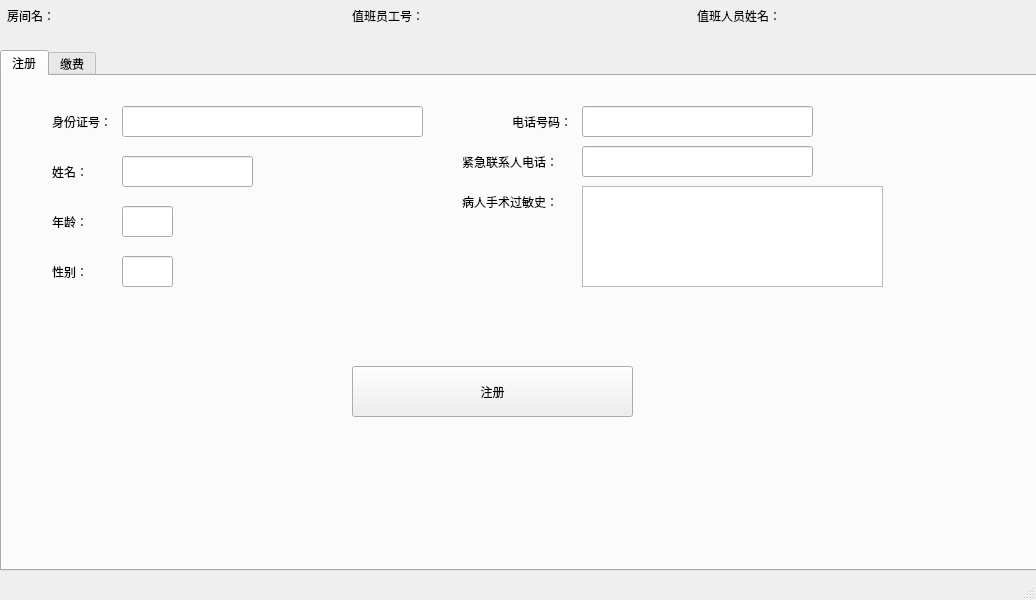
Above: registerwindow.ui from zhbean/Hospital_MIS before the change. Below: the same form after it.
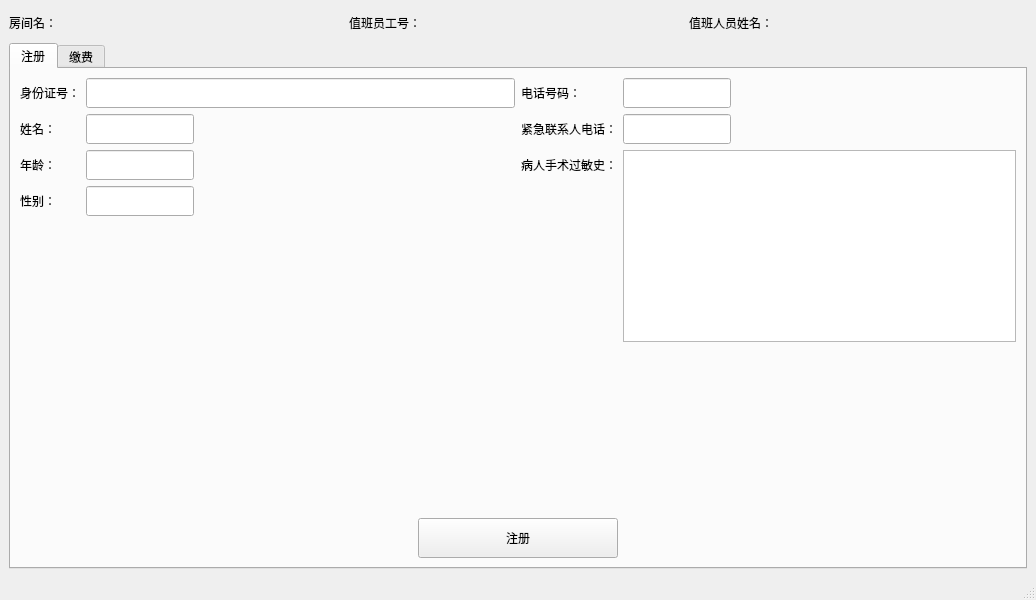
That is the form after the change. The open tabs and pages were chosen to show the change. Icons and pictures are not drawn.

```diff
--- a/registerwindow.ui
+++ b/registerwindow.ui
@@ -14,281 +14,802 @@
    <string>MainWindow</string>
   </property>
   <widget class="QWidget" name="centralwidget">
-   <widget class="QLabel" name="label_6">
-    <property name="geometry">
-     <rect>
-      <x>352</x>
-      <y>0</y>
-      <width>90</width>
-      <height>31</height>
-     </rect>
-    </property>
-    <property name="text">
-     <string>值班员工号：</string>
-    </property>
-   </widget>
-   <widget class="QLabel" name="label_8">
-    <property name="geometry">
-     <rect>
-      <x>697</x>
-      <y>0</y>
-      <width>105</width>
-      <height>31</height>
-     </rect>
-    </property>
-    <property name="text">
-     <string>值班人员姓名：</string>
-    </property>
-   </widget>
-   <widget class="QLabel" name="RoomNameLabel">
-    <property name="geometry">
-     <rect>
-      <x>65</x>
-      <y>0</y>
-      <width>281</width>
-      <height>31</height>
-     </rect>
-    </property>
-    <property name="text">
-     <string/>
-    </property>
-   </widget>
-   <widget class="QLabel" name="StaffNameLabel">
-    <property name="geometry">
-     <rect>
-      <x>805</x>
-      <y>0</y>
-      <width>231</width>
-      <height>31</height>
-     </rect>
-    </property>
-    <property name="text">
-     <string/>
-    </property>
-   </widget>
-   <widget class="QLabel" name="label_2">
-    <property name="geometry">
-     <rect>
-      <x>7</x>
-      <y>0</y>
-      <width>60</width>
-      <height>31</height>
-     </rect>
-    </property>
-    <property name="text">
-     <string>房间名：</string>
-    </property>
-   </widget>
-   <widget class="QLabel" name="StaffIdLabel">
-    <property name="geometry">
-     <rect>
-      <x>440</x>
-      <y>0</y>
-      <width>251</width>
-      <height>31</height>
-     </rect>
-    </property>
-    <property name="text">
-     <string/>
-    </property>
-   </widget>
-   <widget class="QTabWidget" name="tabWidget">
-    <property name="geometry">
-     <rect>
-      <x>0</x>
-      <y>50</y>
-      <width>1041</width>
-      <height>521</height>
-     </rect>
-    </property>
-    <property name="currentIndex">
-     <number>0</number>
-    </property>
-    <widget class="QWidget" name="registerTab">
-     <attribute name="title">
-      <string>注册</string>
-     </attribute>
-     <widget class="QLabel" name="label_5">
-      <property name="geometry">
-       <rect>
-        <x>50</x>
-        <y>180</y>
-        <width>71</width>
-        <height>31</height>
-       </rect>
+   <layout class="QGridLayout" name="gridLayout">
+    <item row="0" column="5">
+     <spacer name="horizontalSpacer_2">
+      <property name="orientation">
+       <enum>Qt::Horizontal</enum>
       </property>
-      <property name="text">
-       <string>性别：</string>
+      <property name="sizeHint" stdset="0">
+       <size>
+        <width>112</width>
+        <height>28</height>
+       </size>
       </property>
-     </widget>
-     <widget class="QLineEdit" name="NameLineEdit">
-      <property name="geometry">
-       <rect>
-        <x>120</x>
-        <y>80</y>
-        <width>131</width>
-        <height>31</height>
-       </rect>
+     </spacer>
+    </item>
+    <item row="0" column="1">
+     <widget class="QLabel" name="RoomNameLabel">
+      <property name="minimumSize">
+       <size>
+        <width>120</width>
+        <height>0</height>
+       </size>
       </property>
-     </widget>
-     <widget class="QLineEdit" name="patientContactLineEdit">
-      <property name="geometry">
-       <rect>
-        <x>580</x>
-        <y>30</y>
-        <width>231</width>
-        <height>31</height>
-       </rect>
+      <property name="maximumSize">
+       <size>
+        <width>16777215</width>
+        <height>16777215</height>
+       </size>
       </property>
-     </widget>
-     <widget class="QLineEdit" name="emergencyContactLineEdit">
-      <property name="geometry">
-       <rect>
-        <x>580</x>
-        <y>70</y>
-        <width>231</width>
-        <height>31</height>
-       </rect>
-      </property>
-     </widget>
-     <widget class="QLabel" name="label">
-      <property name="geometry">
-       <rect>
-        <x>50</x>
-        <y>30</y>
-        <width>71</width>
-        <height>31</height>
-       </rect>
-      </property>
       <property name="text">
-       <string>身份证号：</string>
+       <string/>
       </property>
      </widget>
-     <widget class="QLabel" name="label_3">
-      <property name="geometry">
-       <rect>
-        <x>50</x>
-        <y>80</y>
-        <width>71</width>
-        <height>31</height>
-       </rect>
+    </item>
+    <item row="0" column="3">
+     <widget class="QLabel" name="label_6">
+      <property name="minimumSize">
+       <size>
+        <width>90</width>
+        <height>0</height>
+       </size>
       </property>
+      <property name="maximumSize">
+       <size>
+        <width>90</width>
+        <height>16777215</height>
+       </size>
+      </property>
       <property name="text">
-       <string>姓名：</string>
+       <string>值班员工号：</string>
       </property>
      </widget>
-     <widget class="QLineEdit" name="SexLineEdit">
-      <property name="geometry">
-       <rect>
-        <x>120</x>
-        <y>180</y>
-        <width>51</width>
-        <height>31</height>
-       </rect>
+    </item>
+    <item row="1" column="0" colspan="9">
+     <widget class="QTabWidget" name="tabWidget">
+      <property name="currentIndex">
+       <number>1</number>
       </property>
+      <widget class="QWidget" name="registerTab">
+       <attribute name="title">
+        <string>注册</string>
+       </attribute>
+       <layout class="QVBoxLayout" name="verticalLayout_8">
+        <item>
+         <layout class="QVBoxLayout" name="verticalLayout_7">
+          <item>
+           <layout class="QHBoxLayout" name="horizontalLayout_9">
+            <item>
+             <layout class="QHBoxLayout" name="horizontalLayout_6">
+              <item>
+               <layout class="QVBoxLayout" name="verticalLayout_3">
+                <item>
+                 <widget class="QLabel" name="label">
+                  <property name="minimumSize">
+                   <size>
+                    <width>0</width>
+                    <height>30</height>
+                   </size>
+                  </property>
+                  <property name="text">
+                   <string>身份证号：</string>
+                  </property>
+                 </widget>
+                </item>
+                <item>
+                 <widget class="QLabel" name="label_3">
+                  <property name="minimumSize">
+                   <size>
+                    <width>0</width>
+                    <height>30</height>
+                   </size>
+                  </property>
+                  <property name="text">
+                   <string>姓名：</string>
+                  </property>
+                 </widget>
+                </item>
+                <item>
+                 <widget class="QLabel" name="label_4">
+                  <property name="minimumSize">
+                   <size>
+                    <width>0</width>
+                    <height>30</height>
+                   </size>
+                  </property>
+                  <property name="text">
+                   <string>年龄：</string>
+                  </property>
+                 </widget>
+                </item>
+                <item>
+                 <widget class="QLabel" name="label_5">
+                  <property name="minimumSize">
+                   <size>
+                    <width>0</width>
+                    <height>30</height>
+                   </size>
+                  </property>
+                  <property name="text">
+                   <string>性别：</string>
+                  </property>
+                 </widget>
+                </item>
+                <item>
+                 <spacer name="verticalSpacer_4">
+                  <property name="orientation">
+                   <enum>Qt::Vertical</enum>
+                  </property>
+                  <property name="sizeHint" stdset="0">
+                   <size>
+                    <width>20</width>
+                    <height>40</height>
+                   </size>
+                  </property>
+                 </spacer>
+                </item>
+               </layout>
+              </item>
+              <item>
+               <layout class="QVBoxLayout" name="verticalLayout_4">
+                <item>
+                 <widget class="QLineEdit" name="IDLineEdit">
+                  <property name="sizePolicy">
+                   <sizepolicy hsizetype="Expanding" vsizetype="Fixed">
+                    <horstretch>0</horstretch>
+                    <verstretch>0</verstretch>
+                   </sizepolicy>
+                  </property>
+                  <property name="minimumSize">
+                   <size>
+                    <width>0</width>
+                    <height>30</height>
+                   </size>
+                  </property>
+                 </widget>
+                </item>
+                <item>
+                 <widget class="QLineEdit" name="NameLineEdit">
+                  <property name="sizePolicy">
+                   <sizepolicy hsizetype="Fixed" vsizetype="Fixed">
+                    <horstretch>0</horstretch>
+                    <verstretch>0</verstretch>
+                   </sizepolicy>
+                  </property>
+                  <property name="minimumSize">
+                   <size>
+                    <width>100</width>
+                    <height>30</height>
+                   </size>
+                  </property>
+                 </widget>
+                </item>
+                <item>
+                 <widget class="QLineEdit" name="AgeLineEdit">
+                  <property name="sizePolicy">
+                   <sizepolicy hsizetype="Maximum" vsizetype="Fixed">
+                    <horstretch>0</horstretch>
+                    <verstretch>0</verstretch>
+                   </sizepolicy>
+                  </property>
+                  <property name="minimumSize">
+                   <size>
+                    <width>60</width>
+                    <height>30</height>
+                   </size>
+                  </property>
+                 </widget>
+                </item>
+                <item>
+                 <widget class="QLineEdit" name="SexLineEdit">
+                  <property name="sizePolicy">
+                   <sizepolicy hsizetype="Maximum" vsizetype="Fixed">
+                    <horstretch>0</horstretch>
+                    <verstretch>0</verstretch>
+                   </sizepolicy>
+                  </property>
+                  <property name="minimumSize">
+                   <size>
+                    <width>60</width>
+                    <height>30</height>
+                   </size>
+                  </property>
+                 </widget>
+                </item>
+                <item>
+                 <spacer name="verticalSpacer_5">
+                  <property name="orientation">
+                   <enum>Qt::Vertical</enum>
+                  </property>
+                  <property name="sizeHint" stdset="0">
+                   <size>
+                    <width>20</width>
+                    <height>40</height>
+                   </size>
+                  </property>
+                 </spacer>
+                </item>
+               </layout>
+              </item>
+             </layout>
+            </item>
+            <item>
+             <layout class="QHBoxLayout" name="horizontalLayout_7">
+              <item>
+               <layout class="QVBoxLayout" name="verticalLayout_5">
+                <item>
+                 <widget class="QLabel" name="label_12">
+                  <property name="minimumSize">
+                   <size>
+                    <width>0</width>
+                    <height>30</height>
+                   </size>
+                  </property>
+                  <property name="text">
+                   <string>电话号码：</string>
+                  </property>
+                 </widget>
+                </item>
+                <item>
+                 <widget class="QLabel" name="label_13">
+                  <property name="minimumSize">
+                   <size>
+                    <width>0</width>
+                    <height>30</height>
+                   </size>
+                  </property>
+                  <property name="text">
+                   <string>紧急联系人电话：</string>
+                  </property>
+                 </widget>
+                </item>
+                <item>
+                 <widget class="QLabel" name="label_14">
+                  <property name="minimumSize">
+                   <size>
+                    <width>0</width>
+                    <height>30</height>
+                   </size>
+                  </property>
+                  <property name="text">
+                   <string>病人手术过敏史：</string>
+                  </property>
+                 </widget>
+                </item>
+                <item>
+                 <spacer name="verticalSpacer_3">
+                  <property name="orientation">
+                   <enum>Qt::Vertical</enum>
+                  </property>
+                  <property name="sizeHint" stdset="0">
+                   <size>
+                    <width>20</width>
+                    <height>40</height>
+                   </size>
+                  </property>
+                 </spacer>
+                </item>
+               </layout>
+              </item>
+              <item>
+               <layout class="QVBoxLayout" name="verticalLayout_6">
+                <item>
+                 <widget class="QLineEdit" name="patientContactLineEdit">
+                  <property name="sizePolicy">
+                   <sizepolicy hsizetype="Maximum" vsizetype="Fixed">
+                    <horstretch>0</horstretch>
+                    <verstretch>0</verstretch>
+                   </sizepolicy>
+                  </property>
+                  <property name="minimumSize">
+                   <size>
+                    <width>0</width>
+                    <height>30</height>
+                   </size>
+                  </property>
+                 </widget>
+                </item>
+                <item>
+                 <widget class="QLineEdit" name="emergencyContactLineEdit">
+                  <property name="sizePolicy">
+                   <sizepolicy hsizetype="Maximum" vsizetype="Fixed">
+                    <horstretch>0</horstretch>
+                    <verstretch>0</verstretch>
+                   </sizepolicy>
+                  </property>
+                  <property name="minimumSize">
+                   <size>
+                    <width>0</width>
+                    <height>30</height>
+                   </size>
+                  </property>
+                 </widget>
+                </item>
+                <item>
+                 <widget class="QPlainTextEdit" name="plainTextEdit">
+                  <property name="sizePolicy">
+                   <sizepolicy hsizetype="Expanding" vsizetype="Maximum">
+                    <horstretch>0</horstretch>
+                    <verstretch>0</verstretch>
+                   </sizepolicy>
+                  </property>
+                  <property name="minimumSize">
+                   <size>
+                    <width>0</width>
+                    <height>100</height>
+                   </size>
+                  </property>
+                 </widget>
+                </item>
+                <item>
+                 <spacer name="verticalSpacer_6">
+                  <property name="orientation">
+                   <enum>Qt::Vertical</enum>
+                  </property>
+                  <property name="sizeHint" stdset="0">
+                   <size>
+                    <width>20</width>
+                    <height>40</height>
+                   </size>
+                  </property>
+                 </spacer>
+                </item>
+               </layout>
+              </item>
+             </layout>
+            </item>
+           </layout>
+          </item>
+          <item>
+           <layout class="QHBoxLayout" name="horizontalLayout_8">
+            <item>
+             <widget class="QPushButton" name="registerPushButton">
+              <property name="sizePolicy">
+               <sizepolicy hsizetype="Maximum" vsizetype="Maximum">
+                <horstretch>0</horstretch>
+                <verstretch>0</verstretch>
+               </sizepolicy>
+              </property>
+              <property name="minimumSize">
+               <size>
+                <width>200</width>
+                <height>40</height>
+               </size>
+              </property>
+              <property name="text">
+               <string>注册</string>
+              </property>
+             </widget>
+            </item>
+           </layout>
+          </item>
+         </layout>
+        </item>
+       </layout>
+      </widget>
+      <widget class="QWidget" name="payTab">
+       <attribute name="title">
+        <string>缴费</string>
+       </attribute>
+       <layout class="QGridLayout" name="gridLayout_2">
+        <item row="0" column="0">
+         <layout class="QHBoxLayout" name="horizontalLayout_4" stretch="4,0">
+          <item>
+           <layout class="QVBoxLayout" name="verticalLayout">
+            <property name="spacing">
+             <number>20</number>
+            </property>
+            <item>
+             <widget class="QSplitter" name="splitter">
+              <property name="orientation">
+               <enum>Qt::Horizontal</enum>
+              </property>
+              <widget class="QLabel" name="label_15">
+               <property name="sizePolicy">
+                <sizepolicy hsizetype="Minimum" vsizetype="Preferred">
+                 <horstretch>0</horstretch>
+                 <verstretch>0</verstretch>
+                </sizepolicy>
+               </property>
+               <property name="minimumSize">
+                <size>
+                 <width>80</width>
+                 <height>45</height>
+                </size>
+               </property>
+               <property name="maximumSize">
+                <size>
+                 <width>100</width>
+                 <height>16777215</height>
+                </size>
+               </property>
+               <property name="text">
+                <string>处方单号：</string>
+               </property>
+              </widget>
+              <widget class="QLineEdit" name="pspIdLineEdit">
+               <property name="sizePolicy">
+                <sizepolicy hsizetype="Expanding" vsizetype="Fixed">
+                 <horstretch>0</horstretch>
+                 <verstretch>0</verstretch>
+                </sizepolicy>
+               </property>
+               <property name="minimumSize">
+                <size>
+                 <width>209</width>
+                 <height>45</height>
+                </size>
+               </property>
+               <property name="text">
+                <string/>
+               </property>
+              </widget>
+              <widget class="QPushButton" name="searchPushButton">
+               <property name="text">
+                <string/>
+               </property>
+               <property name="icon">
+                <iconset resource="picture.qrc">
+                 <normaloff>:/picture/magnifier.png</normaloff>:/picture/magnifier.png</iconset>
+               </property>
+               <property name="iconSize">
+                <size>
+                 <width>20</width>
+                 <height>20</height>
+                </size>
+               </property>
+              </widget>
+             </widget>
+            </item>
+            <item>
+             <widget class="QTableWidget" name="tableWidget">
+              <column>
+               <property name="text">
+                <string>药品名称</string>
+               </property>
+              </column>
+              <column>
+               <property name="text">
+                <string>药品数量</string>
+               </property>
+              </column>
+              <column>
+               <property name="text">
+                <string>药品价格(单价*数量)</string>
+               </property>
+              </column>
+             </widget>
+            </item>
+           </layout>
+          </item>
+          <item>
+           <layout class="QVBoxLayout" name="verticalLayout_2">
+            <property name="spacing">
+             <number>10</number>
+            </property>
+            <item>
+             <spacer name="verticalSpacer_2">
+              <property name="orientation">
+               <enum>Qt::Vertical</enum>
+              </property>
+              <property name="sizeType">
+               <enum>QSizePolicy::Minimum</enum>
+              </property>
+              <property name="sizeHint" stdset="0">
+               <size>
+                <width>20</width>
+                <height>40</height>
+               </size>
+              </property>
+             </spacer>
+            </item>
+            <item>
+             <layout class="QHBoxLayout" name="horizontalLayout_3">
+              <item>
+               <widget class="QLabel" name="label_17">
+                <property name="sizePolicy">
+                 <sizepolicy hsizetype="Maximum" vsizetype="Preferred">
+                  <horstretch>0</horstretch>
+                  <verstretch>0</verstretch>
+                 </sizepolicy>
+                </property>
+                <property name="minimumSize">
+                 <size>
+                  <width>67</width>
+                  <height>0</height>
+                 </size>
+                </property>
+                <property name="text">
+                 <string>病人姓名：</string>
+                </property>
+               </widget>
+              </item>
+              <item>
+               <widget class="QLabel" name="patientNameLabel">
+                <property name="minimumSize">
+                 <size>
+                  <width>120</width>
+                  <height>30</height>
+                 </size>
+                </property>
+                <property name="text">
+                 <string>***</string>
+                </property>
+               </widget>
+              </item>
+              <item>
+               <spacer name="horizontalSpacer_6">
+                <property name="orientation">
+                 <enum>Qt::Horizontal</enum>
+                </property>
+                <property name="sizeHint" stdset="0">
+                 <size>
+                  <width>40</width>
+                  <height>20</height>
+                 </size>
+                </property>
+               </spacer>
+              </item>
+             </layout>
+            </item>
+            <item>
+             <layout class="QHBoxLayout" name="horizontalLayout_2">
+              <item>
+               <widget class="QLabel" name="label_18">
+                <property name="sizePolicy">
+                 <sizepolicy hsizetype="Maximum" vsizetype="Preferred">
+                  <horstretch>0</horstretch>
+                  <verstretch>0</verstretch>
+                 </sizepolicy>
+                </property>
+                <property name="minimumSize">
+                 <size>
+                  <width>67</width>
+                  <height>0</height>
+                 </size>
+                </property>
+                <property name="text">
+                 <string>应缴金额：</string>
+                </property>
+               </widget>
+              </item>
+              <item>
+               <widget class="QLabel" name="payLabel">
+                <property name="minimumSize">
+                 <size>
+                  <width>80</width>
+                  <height>30</height>
+                 </size>
+                </property>
+                <property name="text">
+                 <string>***</string>
+                </property>
+               </widget>
+              </item>
+              <item>
+               <spacer name="horizontalSpacer_5">
+                <property name="orientation">
+                 <enum>Qt::Horizontal</enum>
+                </property>
+                <property name="sizeHint" stdset="0">
+                 <size>
+                  <width>40</width>
+                  <height>20</height>
+                 </size>
+                </property>
+               </spacer>
+              </item>
+             </layout>
+            </item>
+            <item>
+             <layout class="QHBoxLayout" name="horizontalLayout">
+              <item>
+               <widget class="QLabel" name="label_19">
+                <property name="sizePolicy">
+                 <sizepolicy hsizetype="Preferred" vsizetype="Preferred">
+                  <horstretch>0</horstretch>
+                  <verstretch>0</verstretch>
+                 </sizepolicy>
+                </property>
+                <property name="minimumSize">
+                 <size>
+                  <width>67</width>
+                  <height>0</height>
+                 </size>
+                </property>
+                <property name="text">
+                 <string>实付金额：</string>
+                </property>
+               </widget>
+              </item>
+              <item>
+               <widget class="QLineEdit" name="payLineEdit">
+                <property name="sizePolicy">
+                 <sizepolicy hsizetype="Maximum" vsizetype="Fixed">
+                  <horstretch>0</horstretch>
+                  <verstretch>0</verstretch>
+                 </sizepolicy>
+                </property>
+                <property name="minimumSize">
+                 <size>
+                  <width>90</width>
+                  <height>30</height>
+                 </size>
+                </property>
+                <property name="maximumSize">
+                 <size>
+                  <width>90</width>
+                  <height>16777215</height>
+                 </size>
+                </property>
+                <property name="text">
+                 <string/>
+                </property>
+               </widget>
+              </item>
+              <item>
+               <spacer name="horizontalSpacer_4">
+                <property name="orientation">
+                 <enum>Qt::Horizontal</enum>
+                </property>
+                <property name="sizeHint" stdset="0">
+                 <size>
+                  <width>40</width>
+                  <height>20</height>
+                 </size>
+                </property>
+               </spacer>
+              </item>
+             </layout>
+            </item>
+            <item>
+             <layout class="QHBoxLayout" name="horizontalLayout_5">
+              <item>
+               <widget class="QPushButton" name="PayPushButton">
+                <property name="sizePolicy">
+                 <sizepolicy hsizetype="Maximum" vsizetype="Fixed">
+                  <horstretch>0</horstretch>
+                  <verstretch>0</verstretch>
+                 </sizepolicy>
+                </property>
+                <property name="minimumSize">
+                 <size>
+                  <width>0</width>
+                  <height>40</height>
+                 </size>
+                </property>
+                <property name="text">
+                 <string>缴费</string>
+                </property>
+               </widget>
+              </item>
+             </layout>
+            </item>
+            <item>
+             <spacer name="verticalSpacer">
+              <property name="orientation">
+               <enum>Qt::Vertical</enum>
+              </property>
+              <property name="sizeHint" stdset="0">
+               <size>
+                <width>20</width>
+                <height>40</height>
+               </size>
+              </property>
+             </spacer>
+            </item>
+           </layout>
+          </item>
+         </layout>
+        </item>
+       </layout>
+      </widget>
      </widget>
-     <widget class="QLineEdit" name="AgeLineEdit">
-      <property name="geometry">
-       <rect>
-        <x>120</x>
-        <y>130</y>
-        <width>51</width>
-        <height>31</height>
-       </rect>
+    </item>
+    <item row="0" column="7">
+     <widget class="QLabel" name="StaffNameLabel">
+      <property name="minimumSize">
+       <size>
+        <width>120</width>
+        <height>0</height>
+       </size>
       </property>
-     </widget>
-     <widget class="QLabel" name="label_14">
-      <property name="geometry">
-       <rect>
-        <x>460</x>
-        <y>110</y>
-        <width>121</width>
-        <height>31</height>
-       </rect>
+      <property name="maximumSize">
+       <size>
+        <width>16777215</width>
+        <height>16777215</height>
+       </size>
       </property>
       <property name="text">
-       <string>病人手术过敏史：</string>
+       <string/>
       </property>
      </widget>
-     <widget class="QLineEdit" name="IDLineEdit">
-      <property name="geometry">
-       <rect>
-        <x>120</x>
-        <y>30</y>
-        <width>301</width>
-        <height>31</height>
-       </rect>
+    </item>
+    <item row="0" column="2">
+     <spacer name="horizontalSpacer">
+      <property name="orientation">
+       <enum>Qt::Horizontal</enum>
       </property>
-     </widget>
-     <widget class="QLabel" name="label_4">
-      <property name="geometry">
-       <rect>
-        <x>50</x>
-        <y>130</y>
-        <width>71</width>
-        <height>31</height>
-       </rect>
+      <property name="sizeHint" stdset="0">
+       <size>
+        <width>142</width>
+        <height>28</height>
+       </size>
       </property>
-      <property name="text">
-       <string>年龄：</string>
+     </spacer>
+    </item>
+    <item row="0" column="0">
+     <widget class="QLabel" name="label_2">
+      <property name="minimumSize">
+       <size>
+        <width>60</width>
+        <height>0</height>
+       </size>
       </property>
-     </widget>
-     <widget class="QLabel" name="label_12">
-      <property name="geometry">
-       <rect>
-        <x>510</x>
-        <y>30</y>
-        <width>71</width>
-        <height>31</height>
-       </rect>
+      <property name="maximumSize">
+       <size>
+        <width>60</width>
+        <height>16777215</height>
+       </size>
       </property>
       <property name="text">
-       <string>电话号码：</string>
+       <string>房间名：</string>
       </property>
      </widget>
-     <widget class="QLabel" name="label_13">
-      <property name="geometry">
-       <rect>
-        <x>460</x>
-        <y>70</y>
-        <width>121</width>
-        <height>31</height>
-       </rect>
+    </item>
+    <item row="0" column="4">
+     <widget class="QLabel" name="StaffIdLabel">
+      <property name="minimumSize">
+       <size>
+        <width>120</width>
+        <height>0</height>
+       </size>
       </property>
+      <property name="maximumSize">
+       <size>
+        <width>16777215</width>
+        <height>16777215</height>
+       </size>
+      </property>
       <property name="text">
-       <string>紧急联系人电话：</string>
+       <string/>
       </property>
      </widget>
-     <widget class="QPlainTextEdit" name="plainTextEdit">
-      <property name="geometry">
-       <rect>
-        <x>580</x>
-        <y>110</y>
-        <width>301</width>
-        <height>101</height>
-       </rect>
+    </item>
+    <item row="0" column="6">
+     <widget class="QLabel" name="label_8">
+      <property name="minimumSize">
+       <size>
+        <width>105</width>
+        <height>0</height>
+       </size>
       </property>
-     </widget>
-     <widget class="QPushButton" name="registerPushButton">
-      <property name="geometry">
-       <rect>
-        <x>350</x>
-        <y>290</y>
-        <width>281</width>
-        <height>51</height>
-       </rect>
+      <property name="maximumSize">
+       <size>
+        <width>105</width>
+        <height>16777215</height>
+       </size>
       </property>
       <property name="text">
-       <string>注册</string>
+       <string>值班人员姓名：</string>
       </property>
      </widget>
-    </widget>
-    <widget class="QWidget" name="payTab">
-     <attribute name="title">
-      <string>缴费</string>
-     </attribute>
-    </widget>
-   </widget>
+    </item>
+    <item row="0" column="8">
+     <spacer name="horizontalSpacer_3">
+      <property name="orientation">
+       <enum>Qt::Horizontal</enum>
+      </property>
+      <property name="sizeHint" stdset="0">
+       <size>
+        <width>92</width>
+        <height>28</height>
+       </size>
+      </property>
+     </spacer>
+    </item>
+   </layout>
   </widget>
   <widget class="QMenuBar" name="menubar">
    <property name="geometry">
```
Left out of the diff: 4 changed lines with no effect on the pictures.
